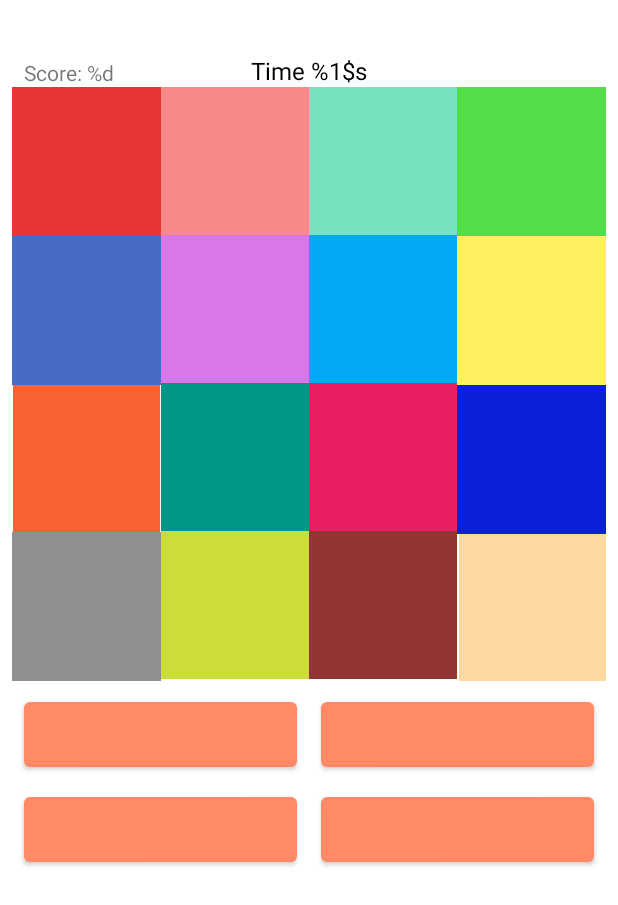
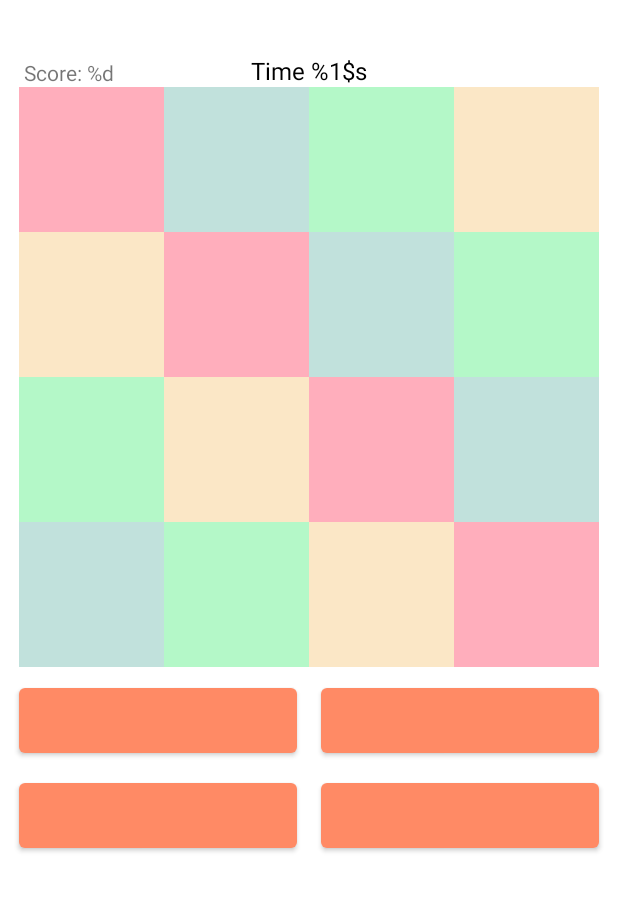
Before and after one commit to mdemianova/CartoonShards, an Android app: the layout fragment_game.xml on its own in the app's theme, with its tools: preview values and no code run, on a phone screen of 412 x 824 dp. Shown: the top 905 px of the screen. Run offline under Robolectric (Android 15) with nearby library versions, the phone set to English and light mode, and no system bars; Roboto replaces fonts that are not available here.

Commit message:
basic layout fixed

```diff
--- a/app/src/main/res/layout/fragment_game.xml
+++ b/app/src/main/res/layout/fragment_game.xml
@@ -48,14 +48,13 @@
         android:id="@+id/answer_1"
         android:layout_width="0dp"
         android:layout_height="55dp"
-        android:layout_marginStart="16dp"
         android:layout_marginTop="8dp"
         android:layout_marginEnd="8dp"
         android:textAllCaps="false"
         android:textSize="15sp"
         app:layout_constraintEnd_toStartOf="@+id/guideline2"
         app:layout_constraintHorizontal_bias="0.125"
-        app:layout_constraintStart_toStartOf="parent"
+        app:layout_constraintStart_toStartOf="@+id/guideline8"
         app:layout_constraintTop_toBottomOf="@+id/image_view" />
 
     <Button
@@ -63,10 +62,9 @@
         android:layout_width="0dp"
         android:layout_height="55dp"
         android:layout_marginStart="8dp"
-        android:layout_marginEnd="16dp"
         android:textAllCaps="false"
         android:textSize="15sp"
-        app:layout_constraintEnd_toEndOf="parent"
+        app:layout_constraintEnd_toStartOf="@+id/guideline9"
         app:layout_constraintHorizontal_bias="0.785"
         app:layout_constraintStart_toStartOf="@+id/guideline2"
         app:layout_constraintTop_toTopOf="@+id/answer_1" />
@@ -75,13 +73,12 @@
         android:id="@+id/answer_3"
         android:layout_width="0dp"
         android:layout_height="55dp"
-        android:layout_marginStart="16dp"
         android:layout_marginTop="8dp"
         android:layout_marginEnd="8dp"
         android:textAllCaps="false"
         android:textSize="15sp"
         app:layout_constraintEnd_toStartOf="@+id/guideline2"
-        app:layout_constraintStart_toStartOf="parent"
+        app:layout_constraintStart_toStartOf="@+id/guideline8"
         app:layout_constraintTop_toBottomOf="@+id/answer_1" />
 
     <Button
@@ -90,10 +87,9 @@
         android:layout_height="55dp"
         android:layout_marginStart="8dp"
         android:layout_marginTop="8dp"
-        android:layout_marginEnd="16dp"
         android:textAllCaps="false"
         android:textSize="15sp"
-        app:layout_constraintEnd_toEndOf="parent"
+        app:layout_constraintEnd_toStartOf="@+id/guideline9"
         app:layout_constraintHorizontal_bias="0.0"
         app:layout_constraintStart_toStartOf="@+id/guideline2"
         app:layout_constraintTop_toBottomOf="@+id/answer_2" />
@@ -128,7 +124,7 @@
         android:id="@+id/shard1"
         android:layout_width="0dp"
         android:layout_height="0dp"
-        android:background="#E83535"
+        android:background="@color/shard_pink"
         app:layout_constraintDimensionRatio="1:1"
         app:layout_constraintEnd_toStartOf="@+id/guideline6"
         app:layout_constraintStart_toStartOf="@+id/image_view"
@@ -138,7 +134,7 @@
         android:id="@+id/shard2"
         android:layout_width="0dp"
         android:layout_height="0dp"
-        android:background="#F88989"
+        android:background="@color/shard_blue"
         app:layout_constraintDimensionRatio="1:1"
         app:layout_constraintEnd_toStartOf="@+id/guideline2"
         app:layout_constraintHorizontal_bias="0.636"
@@ -149,7 +145,7 @@
         android:id="@+id/shard3"
         android:layout_width="0dp"
         android:layout_height="0dp"
-        android:background="#76E3C0"
+        android:background="@color/shard_green"
         app:layout_constraintDimensionRatio="1:1"
         app:layout_constraintEnd_toStartOf="@+id/guideline7"
         app:layout_constraintHorizontal_bias="0.615"
@@ -160,7 +156,7 @@
         android:id="@+id/shard4"
         android:layout_width="0dp"
         android:layout_height="0dp"
-        android:background="#54DD4B"
+        android:background="@color/shard_yellow"
         app:layout_constraintDimensionRatio="1:1"
         app:layout_constraintEnd_toEndOf="@+id/image_view"
         app:layout_constraintHorizontal_bias="0.928"
@@ -171,7 +167,7 @@
         android:id="@+id/shard5"
         android:layout_width="0dp"
         android:layout_height="0dp"
-        android:background="#476CC6"
+        android:background="@color/shard_yellow"
         app:layout_constraintDimensionRatio="1:1"
         app:layout_constraintEnd_toStartOf="@+id/guideline6"
         app:layout_constraintStart_toStartOf="@+id/image_view"
@@ -181,7 +177,7 @@
         android:id="@+id/shard6"
         android:layout_width="0dp"
         android:layout_height="0dp"
-        android:background="#D977EA"
+        android:background="@color/shard_pink"
         app:layout_constraintDimensionRatio="1:1"
         app:layout_constraintEnd_toStartOf="@+id/guideline2"
         app:layout_constraintHorizontal_bias="1.0"
@@ -192,7 +188,7 @@
         android:id="@+id/shard7"
         android:layout_width="0dp"
         android:layout_height="0dp"
-        android:background="#03A9F4"
+        android:background="@color/shard_blue"
         app:layout_constraintDimensionRatio="1:1"
         app:layout_constraintEnd_toStartOf="@+id/guideline7"
         app:layout_constraintHorizontal_bias="0.47"
@@ -203,7 +199,7 @@
         android:id="@+id/shard8"
         android:layout_width="0dp"
         android:layout_height="0dp"
-        android:background="#FFEF61"
+        android:background="@color/shard_green"
         app:layout_constraintDimensionRatio="1:1"
         app:layout_constraintEnd_toEndOf="@+id/image_view"
         app:layout_constraintStart_toStartOf="@+id/guideline7"
@@ -214,20 +210,20 @@
         android:layout_width="wrap_content"
         android:layout_height="wrap_content"
         android:orientation="vertical"
-        app:layout_constraintGuide_percent="0.26" />
+        app:layout_constraintGuide_percent="0.265" />
 
     <androidx.constraintlayout.widget.Guideline
         android:id="@+id/guideline7"
         android:layout_width="wrap_content"
         android:layout_height="wrap_content"
         android:orientation="vertical"
-        app:layout_constraintGuide_percent="0.74" />
+        app:layout_constraintGuide_percent="0.735" />
 
     <TextView
         android:id="@+id/shard9"
         android:layout_width="0dp"
         android:layout_height="0dp"
-        android:background="#F66233"
+        android:background="@color/shard_green"
         app:layout_constraintBottom_toTopOf="@+id/shard13"
         app:layout_constraintDimensionRatio="1:1"
         app:layout_constraintEnd_toStartOf="@+id/guideline6"
@@ -239,7 +235,7 @@
         android:id="@+id/shard10"
         android:layout_width="0dp"
         android:layout_height="0dp"
-        android:background="#009688"
+        android:background="@color/shard_yellow"
         app:layout_constraintDimensionRatio="1:1"
         app:layout_constraintEnd_toStartOf="@+id/guideline2"
         app:layout_constraintHorizontal_bias="0.392"
@@ -250,7 +246,7 @@
         android:id="@+id/shard11"
         android:layout_width="0dp"
         android:layout_height="0dp"
-        android:background="#E91E63"
+        android:background="@color/shard_pink"
         app:layout_constraintDimensionRatio="1:1"
         app:layout_constraintEnd_toStartOf="@+id/guideline7"
         app:layout_constraintHorizontal_bias="0.38"
@@ -261,7 +257,7 @@
         android:id="@+id/shard12"
         android:layout_width="0dp"
         android:layout_height="0dp"
-        android:background="#0B20D8"
+        android:background="@color/shard_blue"
         app:layout_constraintDimensionRatio="1:1"
         app:layout_constraintEnd_toEndOf="@+id/shard8"
         app:layout_constraintStart_toStartOf="@+id/guideline7"
@@ -271,7 +267,7 @@
         android:id="@+id/shard13"
         android:layout_width="0dp"
         android:layout_height="0dp"
-        android:background="#8F8F8F"
+        android:background="@color/shard_blue"
         app:layout_constraintBottom_toBottomOf="@+id/image_view"
         app:layout_constraintDimensionRatio="1:1"
         app:layout_constraintEnd_toStartOf="@+id/guideline6"
@@ -281,7 +277,7 @@
         android:id="@+id/shard14"
         android:layout_width="0dp"
         android:layout_height="0dp"
-        android:background="#CDDC39"
+        android:background="@color/shard_green"
         app:layout_constraintDimensionRatio="1:1"
         app:layout_constraintEnd_toStartOf="@+id/guideline2"
         app:layout_constraintHorizontal_bias="0.489"
@@ -292,7 +288,7 @@
         android:id="@+id/shard15"
         android:layout_width="0dp"
         android:layout_height="0dp"
-        android:background="#933535"
+        android:background="@color/shard_yellow"
         app:layout_constraintDimensionRatio="1:1"
         app:layout_constraintEnd_toStartOf="@+id/guideline7"
         app:layout_constraintHorizontal_bias="0.47"
@@ -303,7 +299,7 @@
         android:id="@+id/shard16"
         android:layout_width="0dp"
         android:layout_height="0dp"
-        android:background="#FFD89F"
+        android:background="@color/shard_pink"
         app:layout_constraintBottom_toBottomOf="@+id/image_view"
         app:layout_constraintDimensionRatio="1:1"
         app:layout_constraintEnd_toEndOf="@+id/image_view"
@@ -324,14 +320,14 @@
         android:layout_width="wrap_content"
         android:layout_height="wrap_content"
         android:orientation="vertical"
-        app:layout_constraintGuide_percent="0.02" />
+        app:layout_constraintGuide_percent="0.03" />
 
     <androidx.constraintlayout.widget.Guideline
         android:id="@+id/guideline9"
         android:layout_width="wrap_content"
         android:layout_height="wrap_content"
         android:orientation="vertical"
-        app:layout_constraintGuide_percent="0.98" />
+        app:layout_constraintGuide_percent="0.97" />
 
 
 
```
